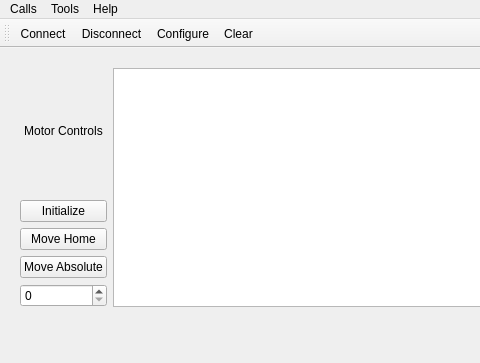
DonMunn/RailComm, file mainwindow.ui: the form before one commit; both pictures show x 0 to 480 and y 0 to 363 of the 691 by 363 pixel window.
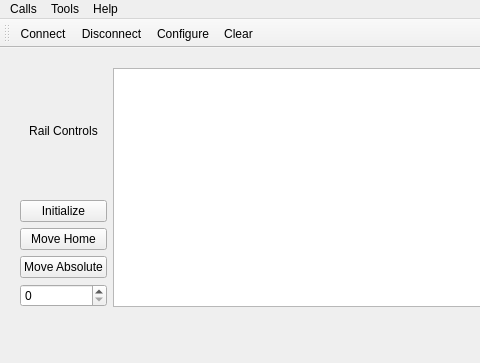
The form after the commit. Icons and pictures are not drawn.

Patch:
```diff
--- a/mainwindow.ui
+++ b/mainwindow.ui
@@ -29,7 +29,7 @@
        <item>
         <widget class="QLabel" name="label">
          <property name="text">
-          <string>Motor Controls</string>
+          <string>Rail Controls</string>
          </property>
          <property name="alignment">
           <set>Qt::AlignCenter</set>
```
